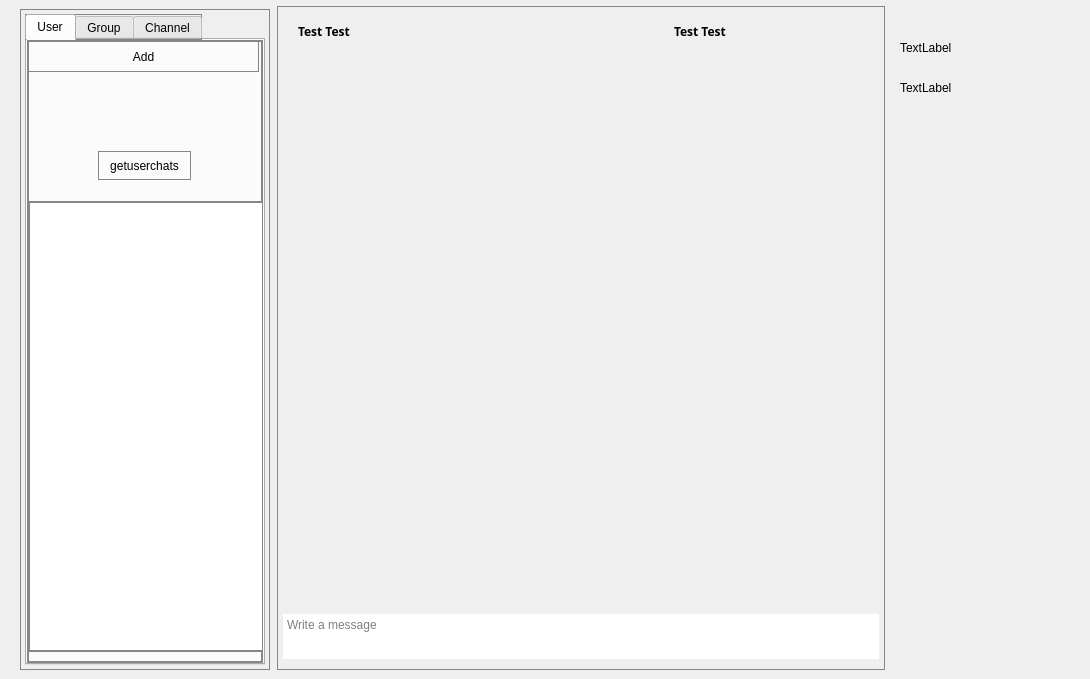
Old version of the form homepage.ui in the repository sanazshokrzadeh/Messanger_throw_10.
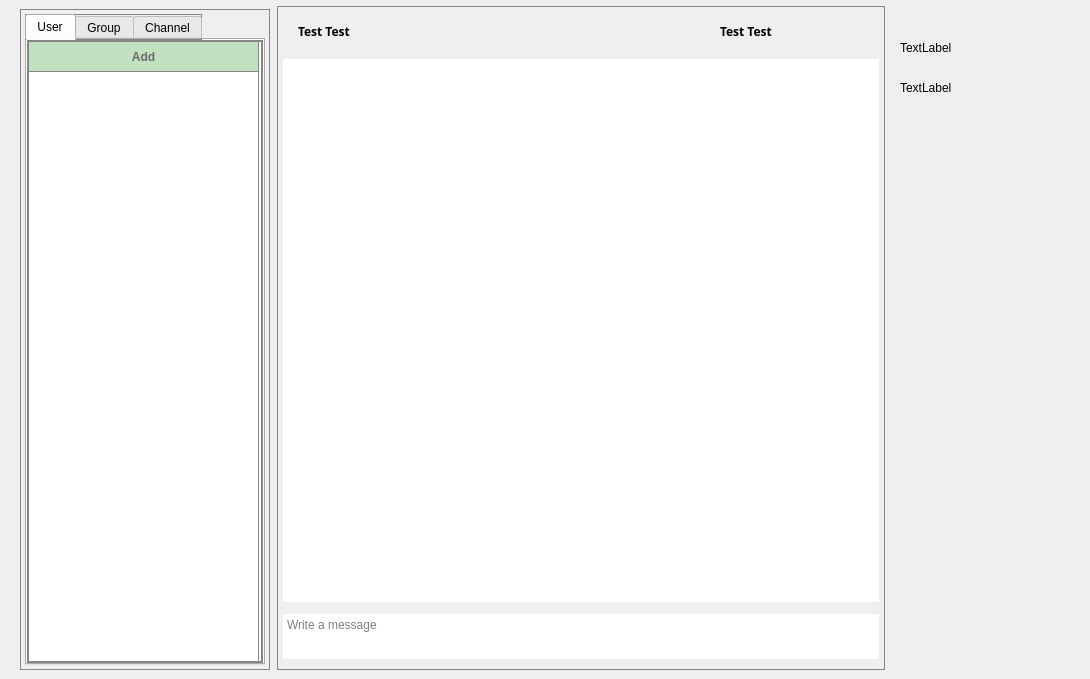
New version of the form. The open tabs and pages were chosen to show the change. Icons and pictures are not drawn.

Commit message: kimia added file handling for getuserchats function

```diff
--- a/homepage.ui
+++ b/homepage.ui
@@ -78,8 +78,22 @@
     </property>
     <item>
      <widget class="QTabWidget" name="tabWidgetchannel">
+      <property name="styleSheet">
+       <string notr="true">	
+QPushButton
+{
+		background-color:rgb(193, 225, 193);
+	color: rgb(106, 106, 106);
+	font-weight: bold;
+	border-style: solid;
+	border-width: 1px;
+border-radius:5px;
+	padding: 10px;
+	font: 700 9pt &quot;Exo 2&quot;;
+}</string>
+      </property>
       <property name="currentIndex">
-       <number>0</number>
+       <number>1</number>
       </property>
       <widget class="QWidget" name="tab">
        <attribute name="title">
@@ -103,66 +117,24 @@
            <height>32</height>
           </rect>
          </property>
+         <property name="styleSheet">
+          <string notr="true">QPushButton { border-radius: 25px;
+ }</string>
+         </property>
          <property name="text">
           <string>Add</string>
          </property>
         </widget>
        </widget>
-       <widget class="QPushButton" name="pushButton_getuserchats_on_homepage">
-        <property name="geometry">
-         <rect>
-          <x>70</x>
-          <y>110</y>
-          <width>93</width>
-          <height>29</height>
-         </rect>
-        </property>
-        <property name="text">
-         <string>getuserchats</string>
-        </property>
-       </widget>
-       <widget class="QScrollArea" name="room_paneluser">
+       <widget class="QListWidget" name="contactListWidget">
         <property name="geometry">
          <rect>
           <x>0</x>
-          <y>160</y>
-          <width>240</width>
-          <height>451</height>
+          <y>30</y>
+          <width>231</width>
+          <height>591</height>
          </rect>
         </property>
-        <property name="widgetResizable">
-         <bool>true</bool>
-        </property>
-        <widget class="QWidget" name="roomPanelContents">
-         <property name="geometry">
-          <rect>
-           <x>0</x>
-           <y>0</y>
-           <width>238</width>
-           <height>449</height>
-          </rect>
-         </property>
-         <layout class="QVBoxLayout" name="verticalLayout_4">
-          <property name="spacing">
-           <number>5</number>
-          </property>
-          <property name="leftMargin">
-           <number>0</number>
-          </property>
-          <property name="topMargin">
-           <number>0</number>
-          </property>
-          <property name="rightMargin">
-           <number>0</number>
-          </property>
-          <property name="bottomMargin">
-           <number>0</number>
-          </property>
-          <item>
-           <widget class="QListWidget" name="contactListWidget"/>
-          </item>
-         </layout>
-        </widget>
        </widget>
       </widget>
       <widget class="QWidget" name="tab_3">
@@ -188,7 +160,7 @@
           </rect>
          </property>
          <property name="text">
-          <string>create group</string>
+          <string>creategroup</string>
          </property>
         </widget>
         <widget class="QPushButton" name="pushButtonadd_joingroup_on_homepage">
@@ -201,7 +173,7 @@
           </rect>
          </property>
          <property name="text">
-          <string>join group</string>
+          <string>joingroup</string>
          </property>
         </widget>
        </widget>
@@ -209,25 +181,12 @@
         <property name="geometry">
          <rect>
           <x>0</x>
-          <y>118</y>
+          <y>28</y>
           <width>231</width>
-          <height>461</height>
+          <height>591</height>
          </rect>
         </property>
        </widget>
-       <widget class="QPushButton" name="pushButton_3">
-        <property name="geometry">
-         <rect>
-          <x>60</x>
-          <y>60</y>
-          <width>93</width>
-          <height>29</height>
-         </rect>
-        </property>
-        <property name="text">
-         <string>getgrouplist</string>
-        </property>
-       </widget>
       </widget>
       <widget class="QWidget" name="tab_2">
        <attribute name="title">
@@ -273,12 +232,38 @@
         <property name="geometry">
          <rect>
           <x>0</x>
-          <y>140</y>
+          <y>110</y>
           <width>231</width>
-          <height>481</height>
+          <height>511</height>
          </rect>
         </property>
        </widget>
+       <widget class="QPushButton" name="pushButton_3">
+        <property name="geometry">
+         <rect>
+          <x>10</x>
+          <y>30</y>
+          <width>191</width>
+          <height>31</height>
+         </rect>
+        </property>
+        <property name="text">
+         <string>sendmessagechannel</string>
+        </property>
+       </widget>
+       <widget class="QPushButton" name="pushButton_4">
+        <property name="geometry">
+         <rect>
+          <x>10</x>
+          <y>59</y>
+          <width>191</width>
+          <height>41</height>
+         </rect>
+        </property>
+        <property name="text">
+         <string>getchannelchats</string>
+        </property>
+       </widget>
       </widget>
      </widget>
     </item>
@@ -368,7 +353,7 @@
        </size>
       </property>
       <property name="styleSheet">
-       <string notr="true">
+       <string notr="true">background_color:rgb(64, 64, 64);
 border-width:0px;</string>
       </property>
       <layout class="QHBoxLayout" name="horizontalLayout_2">
@@ -451,39 +436,6 @@
          </property>
         </widget>
        </item>
-       <item>
-        <widget class="QPushButton" name="pinButton">
-         <property name="minimumSize">
-          <size>
-           <width>40</width>
-           <height>40</height>
-          </size>
-         </property>
-         <property name="maximumSize">
-          <size>
-           <width>40</width>
-           <height>40</height>
-          </size>
-         </property>
-         <property name="styleSheet">
-          <string notr="true">QPushButton {
-	border-style: solid;
-	border-width: 0px;
-	width: 50px;
-	height: 50px;
-}
-
-QPushButton:hover {
-	
-	background-color: rgb(190, 190, 190);
-}</string>
-         </property>
-         <property name="icon">
-          <iconset>
-           <normaloff>../Zapchat-main/res/icon/pin_icon.png</normaloff>../Zapchat-main/res/icon/pin_icon.png</iconset>
-         </property>
-        </widget>
-       </item>
        <item>
         <widget class="QPushButton" name="settingsButton">
          <property name="sizePolicy">
@@ -507,8 +459,8 @@
 }</string>
          </property>
          <property name="icon">
-          <iconset>
-           <normaloff>../Zapchat-main/res/icon/menu_icon.png</normaloff>../Zapchat-main/res/icon/menu_icon.png</iconset>
+          <iconset resource="confirm.qrc">
+           <normaloff>:/send/icons8-menu-80.png</normaloff>:/send/icons8-menu-80.png</iconset>
          </property>
         </widget>
        </item>
@@ -532,6 +484,9 @@
 	border-width: 0px;
 	width: 50px;
 	height: 50px;
+border-radius:20px;	
+
+
 }
 
 QPushButton:hover {
@@ -540,8 +495,8 @@
 }</string>
          </property>
          <property name="icon">
-          <iconset>
-           <normaloff>../Zapchat-main/res/icon/more_icon.png</normaloff>../Zapchat-main/res/icon/more_icon.png</iconset>
+          <iconset resource="confirm.qrc">
+           <normaloff>:/send/icons8-more-80.png</normaloff>:/send/icons8-more-80.png</iconset>
          </property>
          <property name="iconSize">
           <size>
@@ -577,9 +532,13 @@
         <number>2</number>
        </property>
        <item>
-        <widget class="QPushButton" name="pushButton">
-         <property name="text">
-          <string/>
+        <widget class="QTextBrowser" name="chatroom">
+         <property name="font">
+          <font>
+           <family>Futura</family>
+           <pointsize>17</pointsize>
+           <italic>true</italic>
+          </font>
          </property>
         </widget>
        </item>
```
The commit also changes 19 other files.
